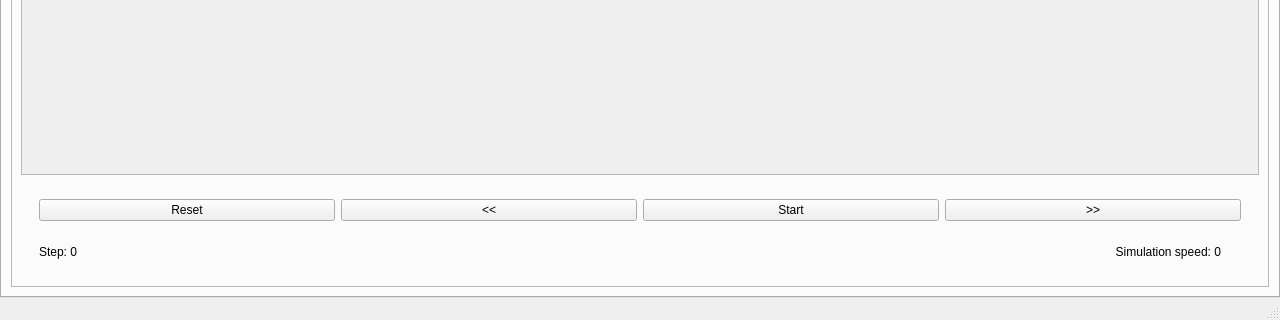
Ayamur0/EpidemicsSimulator, file qt/NetworkEdit/main.ui: the form before one commit; both pictures show x 0 to 1280 and y 399 to 719 of the 1280 by 719 pixel window.
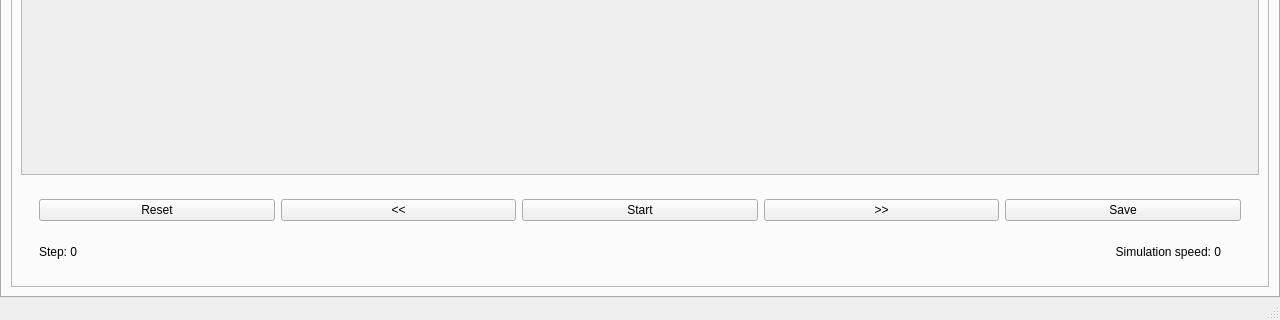
The form after the commit. The open tabs and pages were chosen to show the change.

The edit to the form file:
```diff
--- a/qt/NetworkEdit/main.ui
+++ b/qt/NetworkEdit/main.ui
@@ -500,6 +500,13 @@
                    </property>
                   </widget>
                  </item>
+                 <item>
+                  <widget class="QPushButton" name="save_button">
+                   <property name="text">
+                    <string>Save</string>
+                   </property>
+                  </widget>
+                 </item>
                 </layout>
                </widget>
               </item>
```
Left out of the diff: 8 changed lines with no effect on the pictures.
